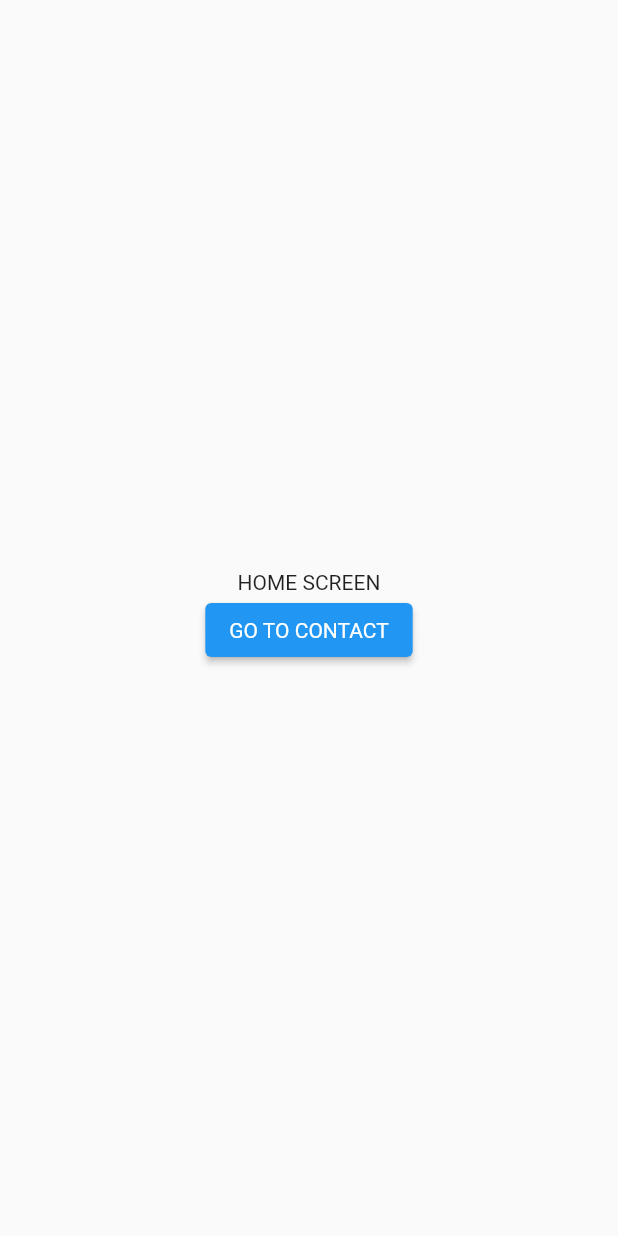
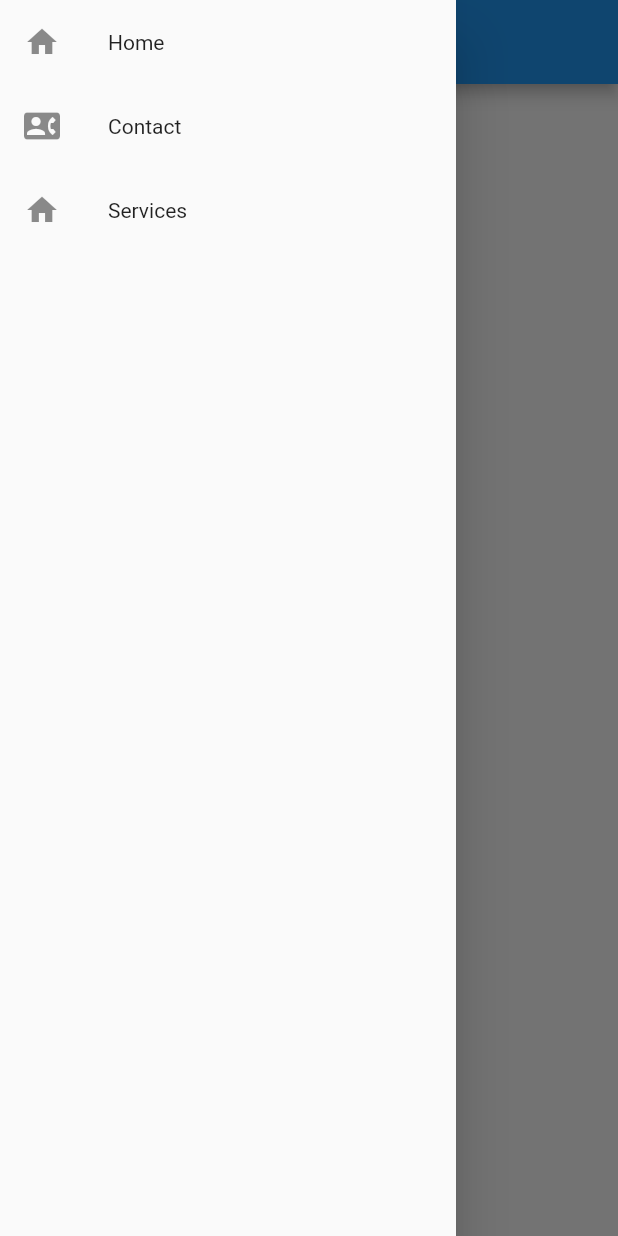
Before and after one commit to KiranJoshi-Flutter/flutter_class, a Flutter app: the screen it shows after launch, with the side drawer open (before the commit the screen has no drawer), on a phone screen of 412 x 824 dp. Run offline on Flutter 3.47's test engine with Material 2 defaults, Android fonts, the phone set to English and light mode, and no system bars.

Commit message:
named routes in Drawer

```diff
--- a/lib/Screens/HomeScreen.dart
+++ b/lib/Screens/HomeScreen.dart
@@ -8,6 +8,41 @@ class HomeScreen extends StatelessWidget {
   @override
   Widget build(BuildContext context) {
     return Scaffold(
+      drawer: SafeArea(
+        child: Drawer(
+          child: Column(
+            children: [
+              ListTile(
+                leading: Icon(Icons.home),
+                title: Text('Home'),
+                onTap: () {
+                  Navigator.pushNamed(
+                    context,
+                    Routes.home,
+                  );
+                },
+              ),
+              ListTile(
+                leading: Icon(Icons.contact_phone),
+                title: Text('Contact'),
+                onTap: () {
+                  Navigator.pushNamed(
+                    context,
+                    Routes.contact,
+                  );
+                },
+              ),
+              ListTile(
+                leading: Icon(Icons.home),
+                title: Text('Services'),
+              ),
+            ],
+          ),
+        ),
+      ),
+      appBar: AppBar(
+        title: Text('Home'),
+      ),
       body: Container(
         width: double.infinity,
         child: Column(
```
